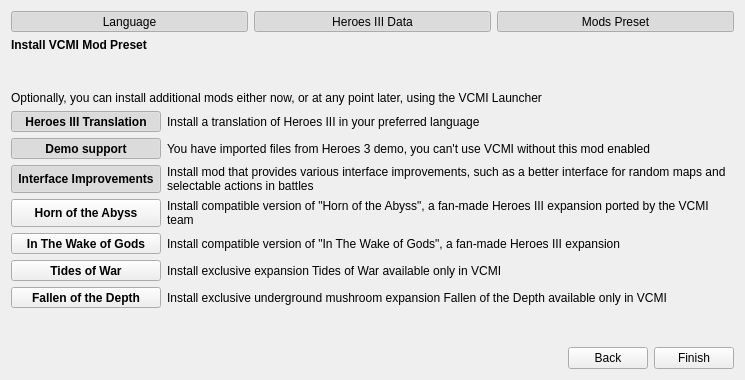
The window that launcher/firstLaunch/firstlaunch_moc.ui (GeorgeK1ng/vcmi) describes before a commit, drawn with Qt 5.
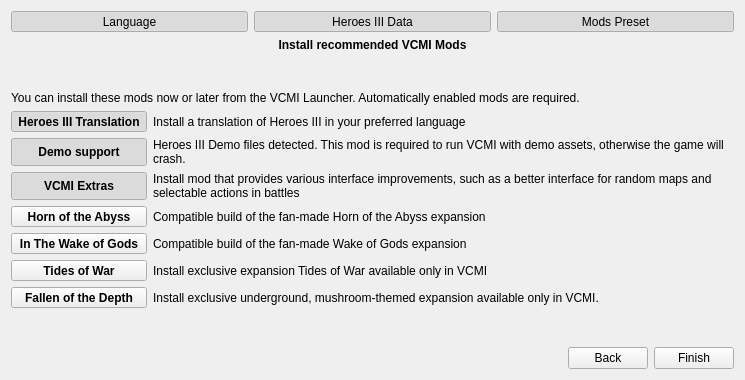
The same window after the commit. Icons and pictures are not drawn.

The edit to the form file:
```diff
--- a/launcher/firstLaunch/firstlaunch_moc.ui
+++ b/launcher/firstLaunch/firstlaunch_moc.ui
@@ -591,7 +591,10 @@
           </font>
          </property>
          <property name="text">
-          <string>Install VCMI Mod Preset</string>
+          <string>Install recommended VCMI Mods</string>
+         </property>
+         <property name="alignment">
+          <set>Qt::AlignmentFlag::AlignCenter</set>
          </property>
         </widget>
        </item>
@@ -670,7 +673,7 @@
             </sizepolicy>
            </property>
            <property name="text">
-            <string>Install compatible version of &quot;Horn of the Abyss&quot;, a fan-made Heroes III expansion ported by the VCMI team</string>
+            <string>Compatible build of the fan-made Horn of the Abyss expansion</string>
            </property>
            <property name="wordWrap">
             <bool>true</bool>
@@ -686,7 +689,7 @@
             </sizepolicy>
            </property>
            <property name="text">
-            <string>Optionally, you can install additional mods either now, or at any point later, using the VCMI Launcher</string>
+            <string>You can install these mods now or later from the VCMI Launcher. Automatically enabled mods are required.</string>
            </property>
            <property name="wordWrap">
             <bool>true</bool>
@@ -739,7 +742,7 @@
             </font>
            </property>
            <property name="text">
-            <string>Interface Improvements</string>
+            <string>VCMI Extras</string>
            </property>
            <property name="icon">
             <iconset>
@@ -769,7 +772,7 @@
             </sizepolicy>
            </property>
            <property name="text">
-            <string>Install compatible version of &quot;In The Wake of Gods&quot;, a fan-made Heroes III expansion</string>
+            <string>Compatible build of the fan-made Wake of Gods expansion</string>
            </property>
            <property name="wordWrap">
             <bool>true</bool>
@@ -801,7 +804,7 @@
             </sizepolicy>
            </property>
            <property name="text">
-            <string>Install exclusive underground mushroom expansion Fallen of the Depth available only in VCMI</string>
+            <string>Install exclusive underground, mushroom-themed expansion available only in VCMI.</string>
            </property>
            <property name="wordWrap">
             <bool>true</bool>
@@ -817,7 +820,7 @@
             </sizepolicy>
            </property>
            <property name="text">
-            <string>You have imported files from Heroes 3 demo, you can't use VCMI without this mod enabled</string>
+            <string>Heroes III Demo files detected. This mod is required to run VCMI with demo assets, otherwise the game will crash.</string>
            </property>
            <property name="wordWrap">
             <bool>true</bool>
```
Left out of the diff: 18 changed lines with no effect on the pictures.
